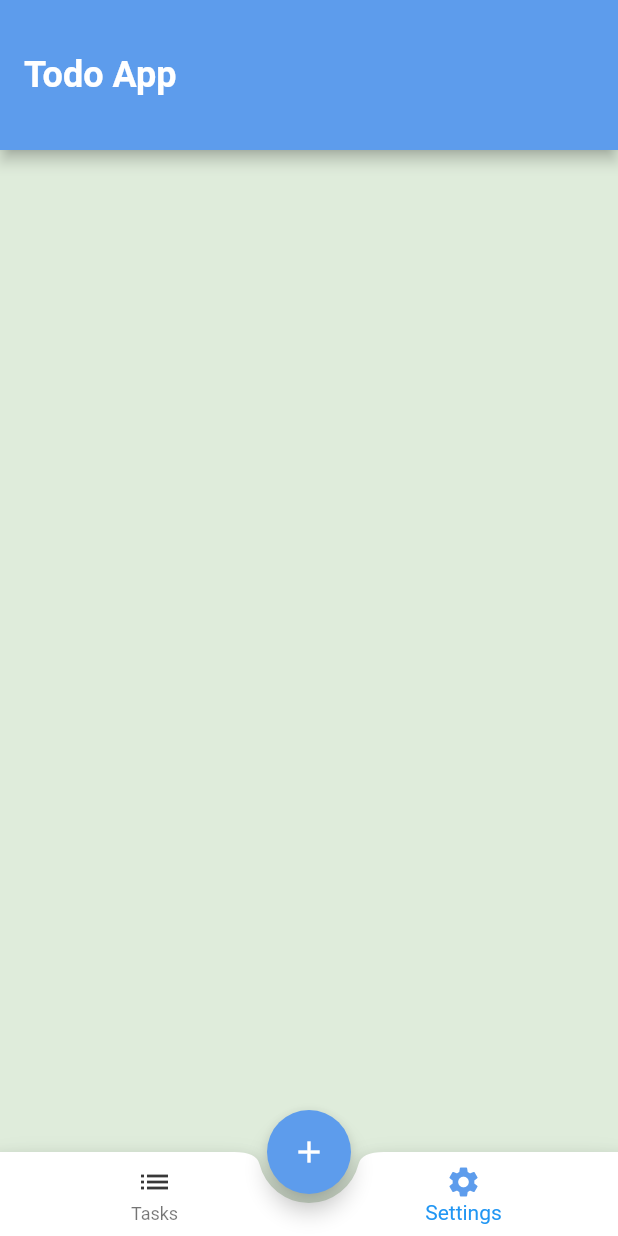
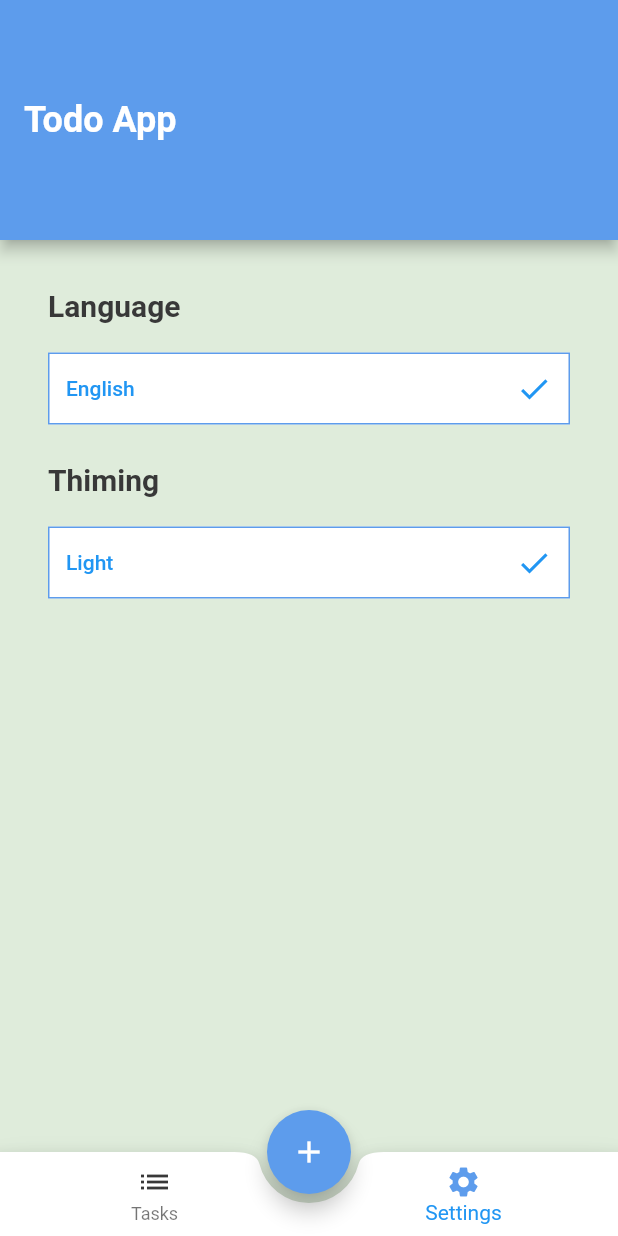
Before and after one commit to Ezeddin34344311/test_Todo_App, a Flutter app: the screen it shows after launch, item 2 of the bottom bar chosen, on a phone screen of 412 x 824 dp. Run offline on Flutter 3.47's test engine with Material 2 defaults, Android fonts, the phone set to English and light mode, and no system bars; our stand-ins replace calendar_timeline, cloud_firestore, firebase_core, flutter_slidable; accounts and stored records are empty.

```diff
--- a/lib/layout/home_layout.dart
+++ b/lib/layout/home_layout.dart
@@ -1,5 +1,5 @@
 import 'package:flutter/material.dart';
-import 'package:test_todo_app/modules/Bottom%20Sheet/show_bottom_sheet.dart';
+import 'package:test_todo_app/modules/Bottom%20Sheet/show_bottom_sheet-add.dart';
 import 'package:test_todo_app/shared/styles/my_Theme.dart';
 import '../modules/settings/settings.dart';
 import '../modules/tasks/tasks.dart';
@@ -57,7 +57,7 @@ class _HomeState extends State<Home> {
     showModalBottomSheet(
       context: context,
        builder: ((context){
-        return ShowModalBottomSheet();
+        return ShowModalBottomSheetAdd();
        }));
   }
 }
--- a/lib/main.dart
+++ b/lib/main.dart
@@ -1,14 +1,14 @@
 import 'package:cloud_firestore/cloud_firestore.dart';
 import 'package:flutter/material.dart';
-import 'package:provider/provider.dart';
 import 'package:test_todo_app/layout/home_layout.dart';
+import 'package:test_todo_app/modules/edit_screen.dart';
 import 'package:test_todo_app/shared/styles/my_Theme.dart';
 import 'package:firebase_core/firebase_core.dart';
 
 void main()async {
   WidgetsFlutterBinding.ensureInitialized();
   await Firebase.initializeApp();
-  await FirebaseFirestore.instance.disableNetwork();
+ // await FirebaseFirestore.instance.disableNetwork();
   runApp(MyApp());
 
 }
@@ -19,7 +19,10 @@ class MyApp extends StatelessWidget {
   Widget build(BuildContext context) {
     return MaterialApp(
       initialRoute: Home.routeName,
-      routes:{ Home.routeName :(context) => Home()},
+      routes:{
+        Home.routeName :(context) => Home(),
+        EditScreen.routeName :(context) => EditScreen(),
+      },
       theme: MyTheme.lightMode,
       darkTheme: MyTheme.darkMode,
       debugShowCheckedModeBanner: false,
--- a/lib/modules/settings/settings.dart
+++ b/lib/modules/settings/settings.dart
@@ -1,10 +1,58 @@
 import 'package:flutter/material.dart';
+import 'package:test_todo_app/shared/styles/my_Theme.dart';
 
 class Settings extends StatelessWidget {
-
-
   @override
   Widget build(BuildContext context) {
-    return Container();
+    return Scaffold(
+      body: Container(
+        margin: EdgeInsets.all(20),
+        padding: EdgeInsets.all(12),
+        child: Column(
+          crossAxisAlignment: CrossAxisAlignment.stretch,
+          children: [
+            Text('Language',
+            style: Theme.of(context).textTheme.headline2!.
+            copyWith(color: MyTheme.blackColor),),
+            SizedBox(height: 20,),
+            TextButton(
+              style: TextButton.styleFrom(
+                backgroundColor: MyTheme.whiteColor,
+                padding: EdgeInsets.all(12),
+                shape: RoundedRectangleBorder(
+                  side:BorderSide(
+                    color: MyTheme.pryColor
+                  ) ),
+              ),
+              onPressed: () {},
+              child: Row(
+                mainAxisAlignment: MainAxisAlignment.spaceBetween,
+                children: [Text('English'), Icon(Icons.check_sharp)],
+              ),
+            ),
+            SizedBox(height: 25,),
+            Text('Thiming',
+            style: Theme.of(context).textTheme.headline2!.
+            copyWith(color: MyTheme.blackColor),),
+            SizedBox(height: 20,),
+            TextButton(
+              style: TextButton.styleFrom(
+                backgroundColor: MyTheme.whiteColor,
+                padding: EdgeInsets.all(12),
+                shape: RoundedRectangleBorder(
+                  side:BorderSide(
+                    color: MyTheme.pryColor
+                  ) ),
+              ),
+              onPressed: () {},
+              child: Row(
+                mainAxisAlignment: MainAxisAlignment.spaceBetween,
+                children: [Text('Light'), Icon(Icons.check_sharp)],
+              ),
+            ),
+          ],
+        ),
+      ),
+    );
   }
 }
--- a/lib/shared/styles/my_Theme.dart
+++ b/lib/shared/styles/my_Theme.dart
@@ -18,7 +18,7 @@ class MyTheme{
         color: whiteColor
       ),
       backgroundColor: pryColor,
-      toolbarHeight: 100,
+      toolbarHeight: 160,
     ),
     floatingActionButtonTheme: FloatingActionButtonThemeData(
       backgroundColor: pryColor,
```
Also changed, not shown: lib/modules/Bottom Sheet/show_bottom_sheet-add.dart (renamed from lib/modules/Bottom Sheet/show_bottom_sheet.dart, +21 -17 lines), lib/modules/edit_screen.dart (added, +186 -0 lines), lib/modules/tasks/tasks_item.dart (+53 -20 lines), lib/shared/components/components.dart (+8 -4 lines), lib/utils/add_task.dart (+16 -4 lines).
